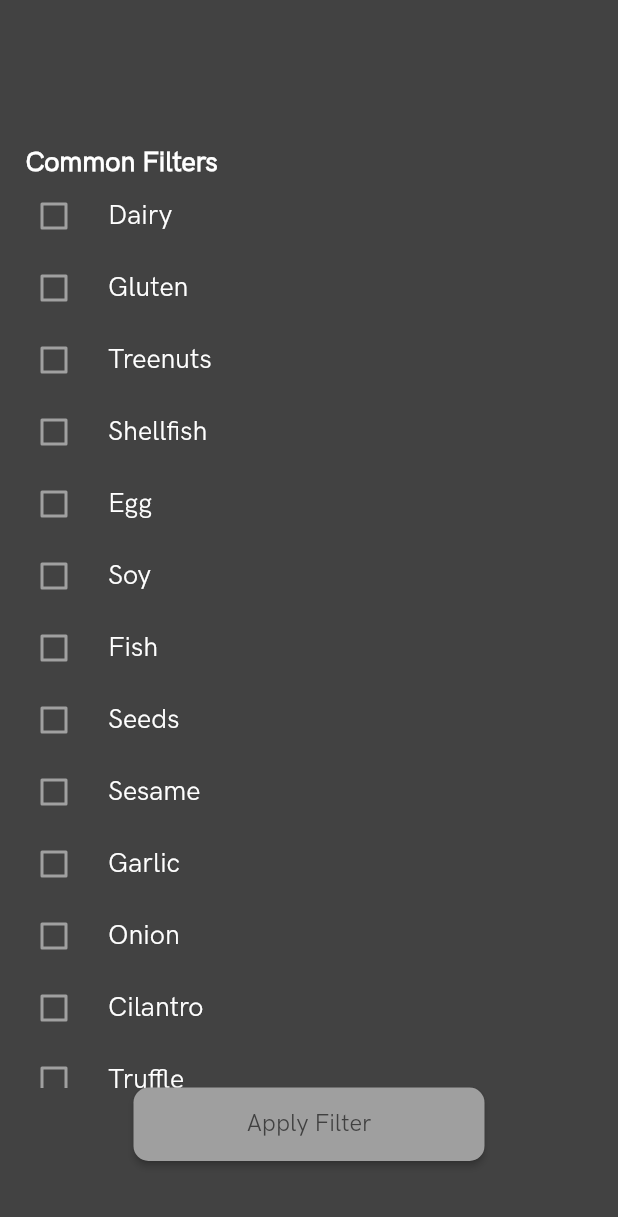
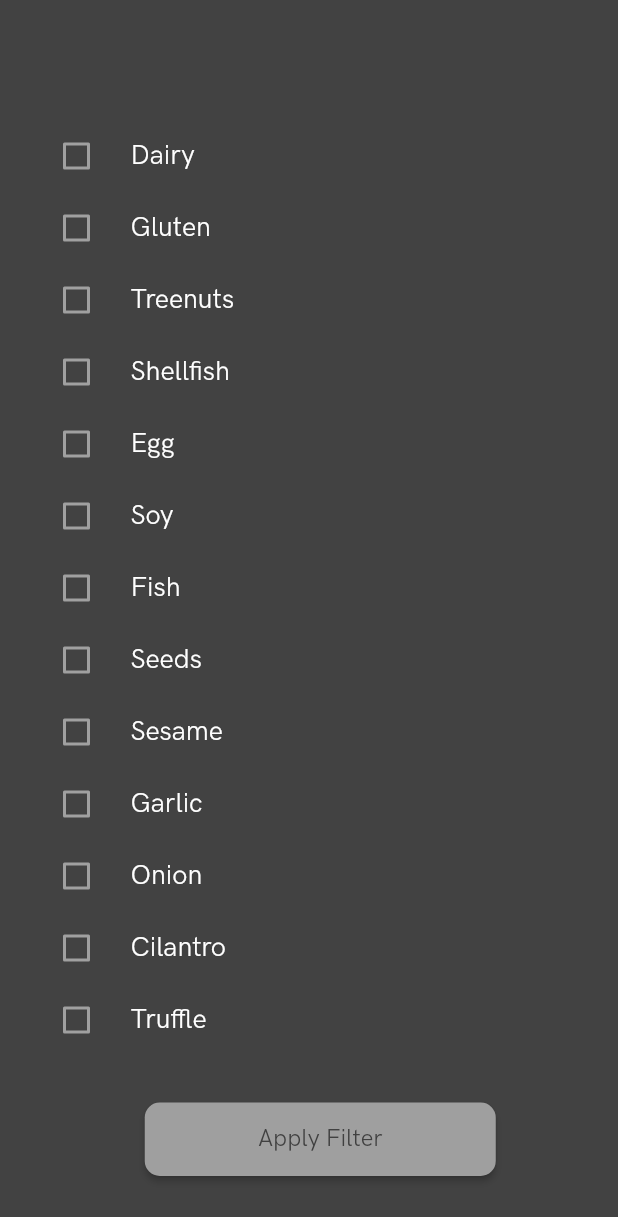
Before and after one commit to Mise-Technologies/mobile, a Flutter app: the FilterPopout screen opened directly, on a phone screen of 412 x 824 dp. Shown: the top 1217 px of the screen. Run offline on Flutter 3.47's test engine with Material 2 defaults, Android fonts, the phone set to English and light mode, and no system bars.

Commit message:
Removing filter header

```diff
--- a/lib/components/filter_app_bar.dart
+++ /dev/null
@@ -1,20 +0,0 @@
-import 'package:flutter/material.dart';
-
-
-class FilterAppBar extends StatelessWidget {
-
-  @override
-  Widget build(BuildContext context) {
-    return Scaffold(
-      backgroundColor: Colors.grey[800],
-      body: Container(
-        margin: const EdgeInsets.only(left: 17.0),
-        child: Align(
-          alignment: Alignment.bottomLeft,
-          child: Text('Common Filters', style: new TextStyle(fontSize: 18.0, color: Colors.white, fontWeight:FontWeight.bold))
-        )
-      )
-      );
-  }
-
-}
--- a/lib/components/filter_popout.dart
+++ b/lib/components/filter_popout.dart
@@ -3,7 +3,6 @@ import 'package:flutter/material.dart';
 import 'package:moPass/data.dart';
 import 'package:moPass/models/filter_data.dart';
 import 'package:provider/provider.dart';
-import 'package:moPass/components/filter_app_bar.dart';
 
 class FilterPopout extends StatefulWidget {
 
@@ -37,12 +36,9 @@ class _FilterPopoutState extends State<FilterPopout> {
       ));
     }).toList();
     return new Scaffold(
-      appBar: PreferredSize(
-          preferredSize: Size.fromHeight(120.0),
-            child: FilterAppBar()),
       body: Container(
         color: Colors.grey[800],
-       // padding: EdgeInsets.only(left: 15.0, right: 20.0),
+        padding: EdgeInsets.only(left: 15.0, top: 80.0),
         child: Column(
           children: <Widget>[
             Expanded(
@@ -51,7 +47,7 @@ class _FilterPopoutState extends State<FilterPopout> {
            )
            ),
            Padding(
-            padding: const EdgeInsets.only(bottom: 50.0),
+            padding: const EdgeInsets.only(bottom: 40.0),
              child: SizedBox(
                   height: 49.0,
                   width: 234.0,
```
